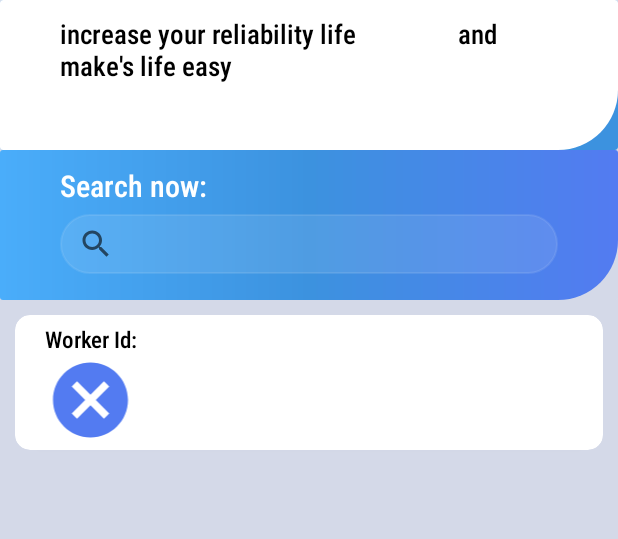
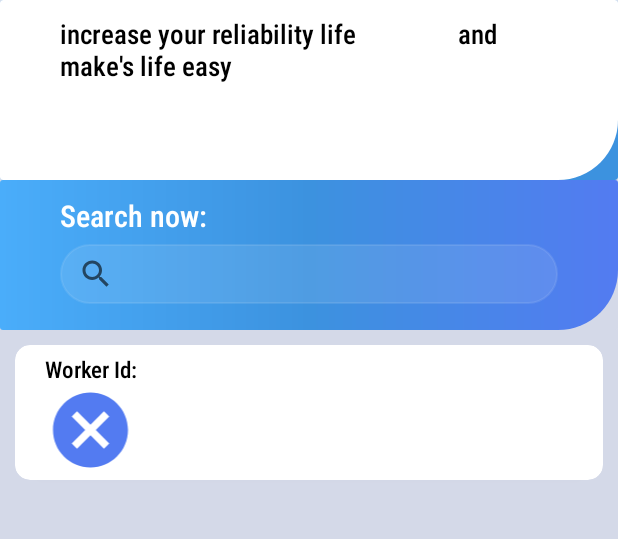
Before and after one commit to saurabh9322/Murtijapur-s-Work-Force, an Android app: the MainActivity screen opened directly, with no data from a screen before it, on a phone screen of 412 x 824 dp, the part 84-623 px from its top. Run offline under Robolectric (Android 15) with nearby library versions, the phone set to English and light mode, and no system bars.

Commit message:
Work Done

```diff
--- a/app/src/main/res/layout/activity_main.xml
+++ b/app/src/main/res/layout/activity_main.xml
@@ -9,7 +9,7 @@
     android:background="#D4D9E8">
 <androidx.cardview.widget.CardView
     android:layout_width="match_parent"
-    android:layout_height="100dp"
+    android:layout_height="120dp"
     android:id="@+id/cd_hp_st"
     android:backgroundTint="@color/gradient2">
     <LinearLayout
```
